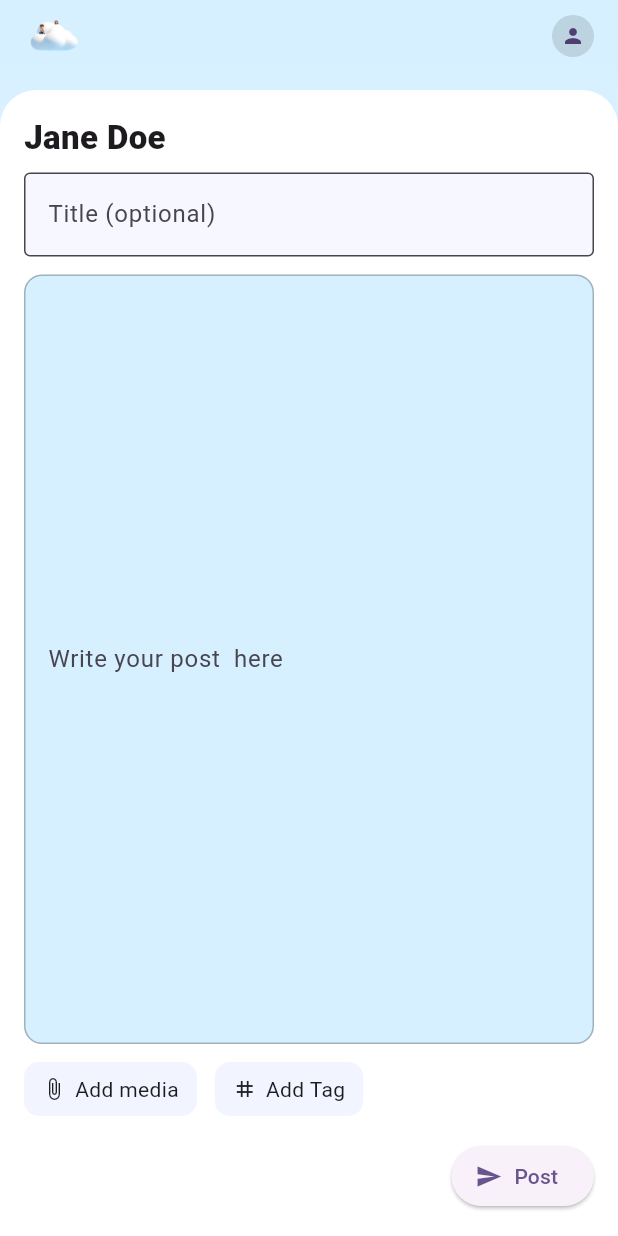
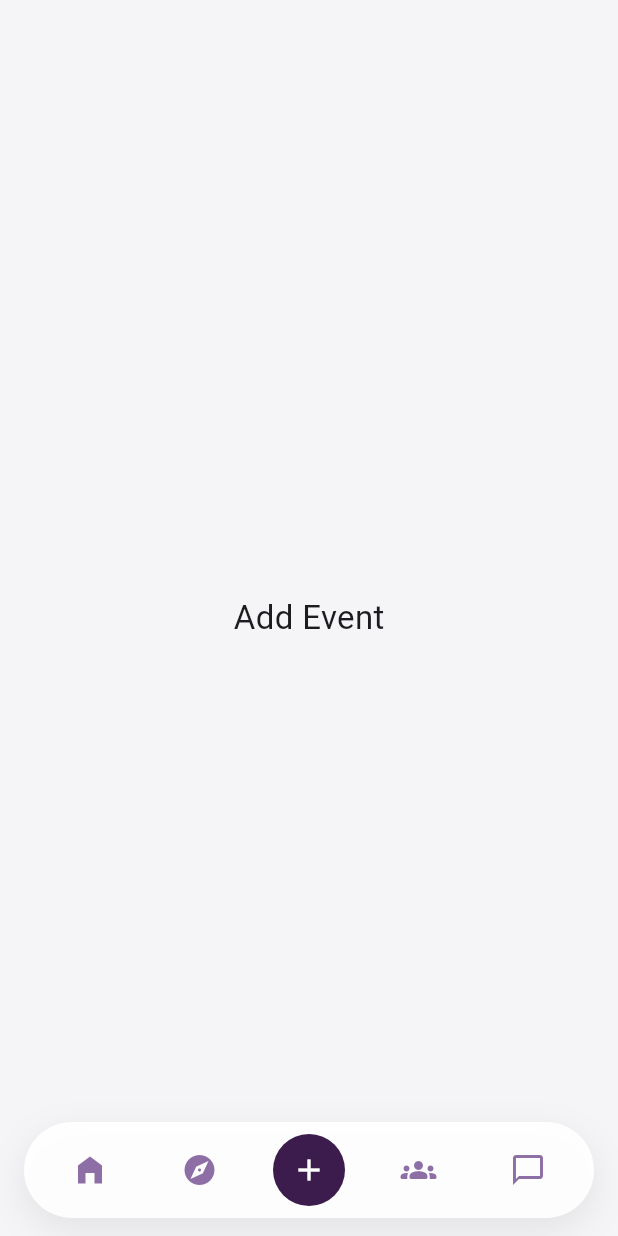
Before and after one commit to jinniejurie/SF333_MobileAppDev_Project, a Flutter app: the screen it shows after launch, item 3 of the bottom bar chosen, on a phone screen of 412 x 824 dp. Run offline on Flutter 3.47's test engine with Material 3 defaults, Android fonts, the phone set to English and light mode, and no system bars; our stand-ins replace cloud_firestore, firebase_auth, firebase_core, flutter_card_swiper, image_picker; accounts and stored records are empty; network calls fail.

Commit message:
update bottom nav bar

```diff
--- a/mobile_app_1/lib/main.dart
+++ b/mobile_app_1/lib/main.dart
@@ -3,9 +3,7 @@ import 'package:flutter/material.dart';
 import 'package:firebase_core/firebase_core.dart';
 import 'package:firebase_auth/firebase_auth.dart';
 import 'firebase_options.dart';
-import 'package:my_app/screens/swipe.dart'; // <-- your CardSwipe page
-import 'package:my_app/screens/community_home.dart';
-import 'package:my_app/screens/create_post_page.dart';
+import 'screens/root_nav.dart';
 
 Future<void> main() async {
   WidgetsFlutterBinding.ensureInitialized();
@@ -31,12 +29,7 @@ class MyApp extends StatelessWidget {
         colorScheme: ColorScheme.fromSeed(seedColor: Colors.deepPurple),
         useMaterial3: true,
       ),
-      routes: {
-        '/': (context) => const CommunityHome(),
-        '/swipe': (context) => const CardSwipe(),
-        '/createPost': (context) => const CreatePostPage(),
-      },
-      initialRoute: '/',
+      home: RootNav(),
     );
   }
 }
--- /dev/null
+++ b/mobile_app_1/lib/screens/root_nav.dart
@@ -0,0 +1,169 @@
+import 'package:flutter/material.dart';
+import 'event_list_page.dart';
+
+class RootNav extends StatefulWidget {
+  const RootNav({super.key});
+
+  @override
+  State<RootNav> createState() => _RootNavState();
+}
+
+class _RootNavState extends State<RootNav> {
+  int _currentIndex = 1; // default to Discover
+
+  late final List<Widget> _pages = <Widget>[
+    const _HostPage(child: _PlaceholderPage(title: 'Home')),
+    _HostPage(child: EventListPage()),
+    const _HostPage(child: _PlaceholderPage(title: 'Add Event')),
+    const _HostPage(child: _PlaceholderPage(title: 'Community')),
+    const _HostPage(child: _PlaceholderPage(title: 'Messages')),
+  ];
+
+  @override
+  Widget build(BuildContext context) {
+    return Scaffold(
+      backgroundColor: const Color(0xFFF5F5F7),
+      extendBody: true, // ให้ตัว body ลอดด้านหลัง nav bar เพื่อให้โปร่งใส
+      body: _pages[_currentIndex],
+      bottomNavigationBar: SafeArea(
+        minimum: const EdgeInsets.only(left: 16, right: 16, bottom: 12),
+        child: _RoundedBottomBar(
+          currentIndex: _currentIndex,
+          onChanged: (int index) {
+            setState(() {
+              _currentIndex = index;
+            });
+          },
+          items: const [
+            _BarItem(icon: Icons.home_filled),
+            _BarItem(icon: Icons.explore),
+            _BarItem(icon: Icons.add),
+            _BarItem(icon: Icons.groups_rounded),
+            _BarItem(icon: Icons.chat_bubble_outline),
+          ],
+        ),
+      ),
+    );
+  }
+}
+
+class _RoundedBottomBar extends StatelessWidget {
+  final int currentIndex;
+  final ValueChanged<int> onChanged;
+  final List<_BarItem> items;
+
+  const _RoundedBottomBar({
+    required this.currentIndex,
+    required this.onChanged,
+    required this.items,
+  });
+
+  @override
+  Widget build(BuildContext context) {
+    final Color pillColor = Colors.white.withOpacity(0.92);
+    final Color iconColor = const Color(0xFF8D6FA6); // soft purple-gray
+    final Color activeBg = const Color(0xFF3C1C4D); // deep purple
+    final Color shadowColor = Colors.black.withOpacity(0.08);
+
+    return Container(
+      height: 64,
+      decoration: BoxDecoration(
+        color: pillColor,
+        borderRadius: BorderRadius.circular(32),
+        boxShadow: [
+          BoxShadow(
+            color: shadowColor,
+            blurRadius: 20,
+            offset: const Offset(0, 8),
+          ),
+        ],
+      ),
+      padding: const EdgeInsets.symmetric(horizontal: 20),
+      child: Row(
+        mainAxisAlignment: MainAxisAlignment.spaceBetween,
+        children: List.generate(items.length, (int index) {
+          final bool isActive = index == currentIndex;
+          final IconData icon = items[index].icon;
+
+          return _NavButton(
+            isActive: isActive,
+            icon: icon,
+            activeBg: activeBg,
+            inactiveColor: iconColor,
+            onTap: () => onChanged(index),
+          );
+        }),
+      ),
+    );
+  }
+}
+
+class _NavButton extends StatelessWidget {
+  final bool isActive;
+  final IconData icon;
+  final Color activeBg;
+  final Color inactiveColor;
+  final VoidCallback onTap;
+
+  const _NavButton({
+    required this.isActive,
+    required this.icon,
+    required this.activeBg,
+    required this.inactiveColor,
+    required this.onTap,
+  });
+
+  @override
+  Widget build(BuildContext context) {
+    if (isActive) {
+      return GestureDetector(
+        onTap: onTap,
+        child: Container(
+          width: 48,
+          height: 48,
+          decoration: BoxDecoration(
+            color: activeBg,
+            shape: BoxShape.circle,
+          ),
+          alignment: Alignment.center,
+          child: Icon(icon, size: 24, color: Colors.white),
+        ),
+      );
+    }
+    return IconButton(
+      onPressed: onTap,
+      icon: Icon(icon, color: inactiveColor),
+    );
+  }
+}
+
+class _BarItem {
+  final IconData icon;
+  const _BarItem({required this.icon});
+}
+
+class _PlaceholderPage extends StatelessWidget {
+  final String title;
+  const _PlaceholderPage({required this.title});
+
+  @override
+  Widget build(BuildContext context) {
+    return Center(
+      child: Text(title, style: const TextStyle(fontSize: 22)),
+    );
+  }
+}
+
+class _HostPage extends StatelessWidget {
+  final Widget child;
+  const _HostPage({required this.child});
+
+  @override
+  Widget build(BuildContext context) {
+    return SafeArea(
+      top: true,
+      bottom: false,
+      child: child,
+    );
+  }
+}
```
